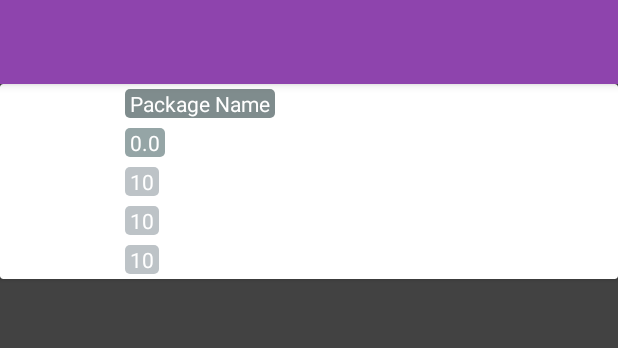
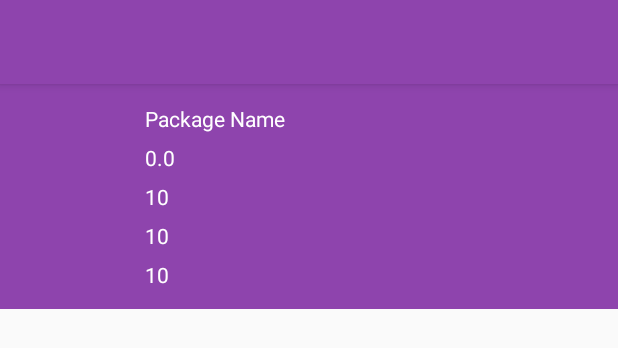
Before and after one commit to vaginessa/packagehunter, an Android app: the layout activity_detail.xml on its own in the app's theme, with its tools: preview values and no code run, on a phone screen of 412 x 824 dp. Shown: the top 348 px of the screen. Run offline under Robolectric (Android 15) with nearby library versions, the phone set to English and light mode, and no system bars.

Commit message:
[*] updated UI

```diff
--- a/app/src/main/res/layout/activity_detail.xml
+++ b/app/src/main/res/layout/activity_detail.xml
@@ -30,18 +30,15 @@
       android:layout_width="match_parent"
       android:layout_height="match_parent"
       android:layout_marginTop="?attr/actionBarSize"
-      android:background="@color/cardview_dark_background"
       android:orientation="vertical"
       >
 
-    <android.support.v7.widget.CardView
-        android:layout_width="match_parent"
-        android:layout_height="wrap_content"
-        >
       <LinearLayout
           android:layout_width="match_parent"
           android:layout_height="wrap_content"
+          android:background="@color/colorPrimary"
           android:orientation="horizontal"
+          android:padding="10dp"
           >
         <ImageView
             android:id="@+id/imgvw_icn"
@@ -61,27 +58,24 @@
               android:layout_width="wrap_content"
               android:layout_height="wrap_content"
               android:layout_marginTop="6dp"
-              android:background="@drawable/bg1_txt"
               tools:text="Package Name"
-              style="@style/labelStyle"
+              style="@style/labelStyle2"
               />
           <TextView
               android:id="@+id/txtvw_vname"
               android:layout_width="wrap_content"
               android:layout_height="wrap_content"
               android:layout_marginTop="6dp"
-              android:background="@drawable/bg2_txt"
               tools:text="0.0"
-              style="@style/labelStyle"
+              style="@style/labelStyle2"
               />
           <TextView
               android:id="@+id/txtvw_vc"
               android:layout_width="wrap_content"
               android:layout_height="wrap_content"
               android:layout_marginTop="6dp"
-              android:background="@drawable/bg3_txt"
               tools:text="10"
-              style="@style/labelStyle"
+              style="@style/labelStyle2"
               />
 
           <TextView
@@ -89,9 +83,8 @@
               android:layout_width="wrap_content"
               android:layout_height="wrap_content"
               android:layout_marginTop="6dp"
-              android:background="@drawable/bg3_txt"
               tools:text="10"
-              style="@style/labelStyle"
+              style="@style/labelStyle2"
               />
 
           <TextView
@@ -99,13 +92,11 @@
               android:layout_width="wrap_content"
               android:layout_height="wrap_content"
               android:layout_marginTop="6dp"
-              android:background="@drawable/bg3_txt"
               tools:text="10"
-              style="@style/labelStyle"
+              style="@style/labelStyle2"
               />
         </LinearLayout>
       </LinearLayout>
-    </android.support.v7.widget.CardView>
     <android.support.v7.widget.RecyclerView
         android:id="@+id/rv_detaillist"
         android:layout_width="match_parent"
--- a/app/src/main/res/layout/activity_main.xml
+++ b/app/src/main/res/layout/activity_main.xml
@@ -45,7 +45,6 @@
       android:id="@+id/rv_pkglist"
       android:layout_width="match_parent"
       android:layout_height="match_parent"
-      android:background="@color/cardview_dark_background"
       android:layout_marginTop="?attr/actionBarSize"
       />
 
--- a/app/src/main/res/layout/rv_main_item.xml
+++ b/app/src/main/res/layout/rv_main_item.xml
@@ -44,7 +44,6 @@
           android:layout_width="wrap_content"
           android:layout_height="wrap_content"
           android:layout_marginTop="6dp"
-          android:background="@drawable/bg1_txt"
           tools:text="Package Name"
           style="@style/labelStyle"
           />
--- a/app/src/main/res/values/styles.xml
+++ b/app/src/main/res/values/styles.xml
@@ -32,9 +32,10 @@
   <style name="labelStyle" parent="@android:style/Widget.TextView">
     <item name="android:paddingLeft">3dp</item>
     <item name="android:paddingRight">3dp</item>
+    <item name="android:layout_margin">3dp</item>
+  </style>
 
-    <item name="android:layout_margin">3dp</item>
-
+  <style name="labelStyle2" parent="labelStyle">
     <item name="android:textColor">@android:color/white</item>
   </style>
 
```
